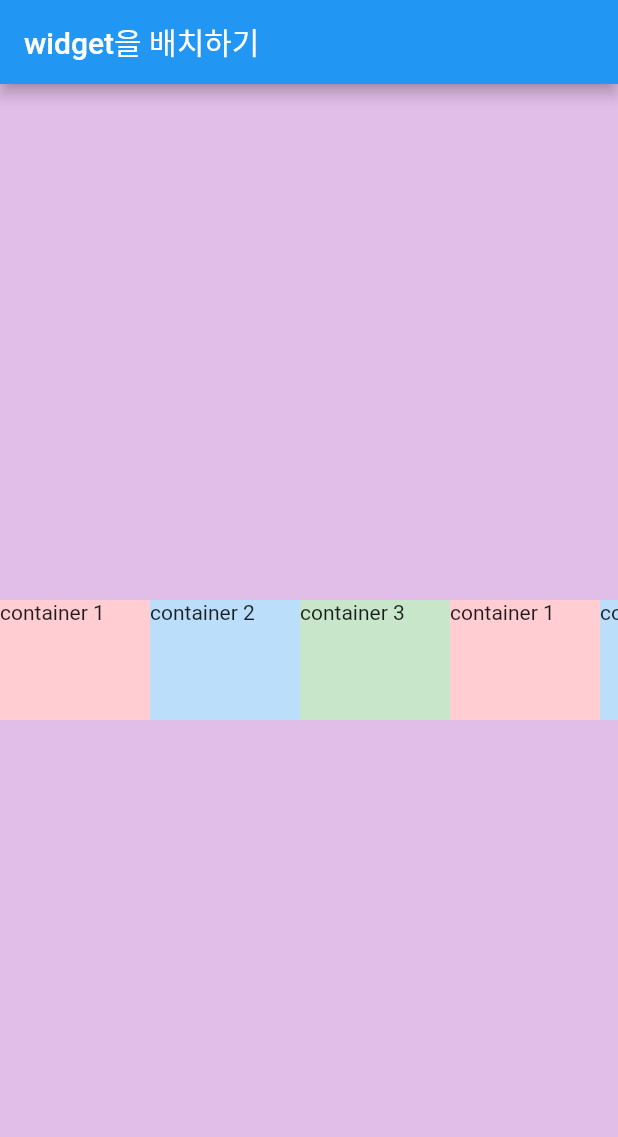
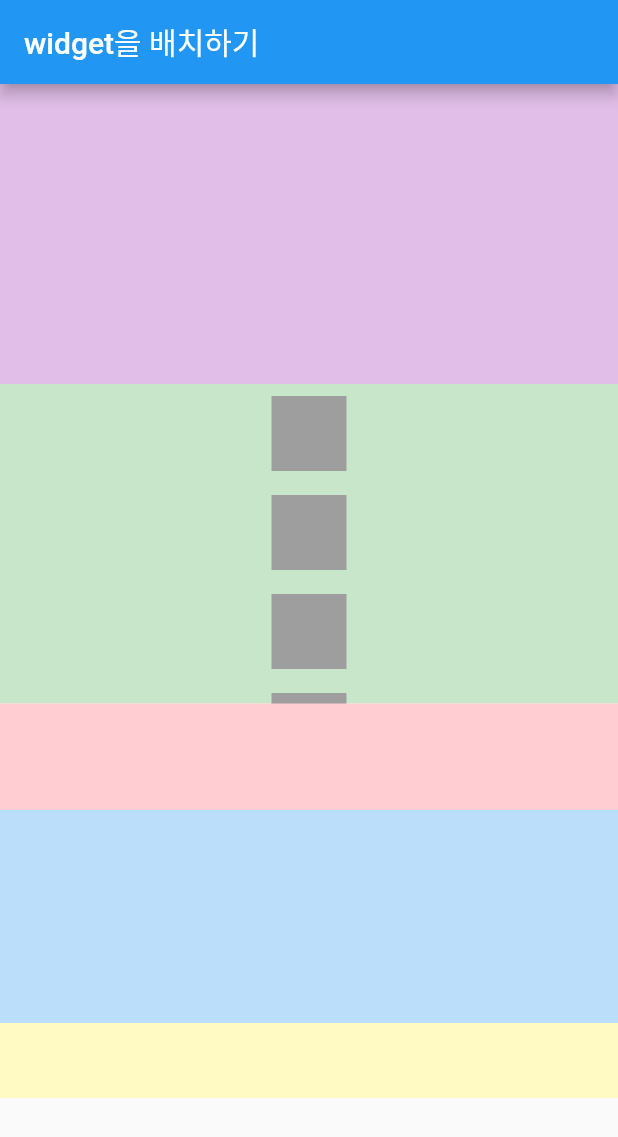
Before and after one commit to hexaspace/tutorial-flutter, a Flutter app: the screen it shows after launch, on a phone screen of 412 x 824 dp. Shown: the top 1137 px of the screen. Run offline on Flutter 3.47's test engine with Material 2 defaults, Android fonts, the phone set to English and light mode, and no system bars; our stand-ins replace shared_preferences.

Commit message:
Study: flex, scroll
- flexible, expanded

```diff
--- a/flutter_basic/lib/main.dart
+++ b/flutter_basic/lib/main.dart
@@ -8,235 +8,48 @@ void main() {
       appBar: AppBar(
         title: Text('widget을 배치하기'),
       ),
-      body: RowContainer(),
+      body: Body(),
     ),
   ));
 }
 
-class PlaceHolderWidget extends StatelessWidget {
-  const PlaceHolderWidget({super.key});
-
-  @override
-  Widget build(BuildContext context) {
-    // 이 위치에 어떤 위젯이 올것이니, 사이즈만큼 자리를 차지해라
-    return Placeholder(
-      child: Text('Hello World'),
-    );
-  }
-}
-
-class ColumnWidget extends StatelessWidget {
-  const ColumnWidget({super.key});
-  @override
-  Widget build(BuildContext context) {
-    return SingleChildScrollView(
-      // 스크롤이 가능한 위젯
-      child: Column(
-        mainAxisAlignment: MainAxisAlignment.center,
-        crossAxisAlignment: CrossAxisAlignment.center,
-        children: [
-          // 플러터에서 chlid를 가장 마지막 위치로 보내는게 룰이다
-          Container(
-            width: 100,
-            height: 80,
-            margin: EdgeInsets.symmetric(vertical: 10),
-            color: Colors.red.shade100,
-            child: Text('container 1'),
-          ),
-          Container(
-            width: 100,
-            height: 80,
-            margin: EdgeInsets.symmetric(vertical: 10),
-            color: Colors.blue.shade100,
-            child: Text('container 2'),
-          ),
-          Container(
-            width: 100,
-            height: 80,
-            margin: EdgeInsets.symmetric(vertical: 10),
-            color: Colors.green.shade100,
-            child: Text('container 3'),
-          ),
-          Container(
-            width: 100,
-            height: 80,
-            margin: EdgeInsets.symmetric(vertical: 10),
-            color: Colors.red.shade100,
-            child: Text('container 1'),
-          ),
-          Container(
-            width: 100,
-            height: 80,
-            margin: EdgeInsets.symmetric(vertical: 10),
-            color: Colors.blue.shade100,
-            child: Text('container 2'),
-          ),
-          Container(
-            width: 100,
-            height: 80,
-            margin: EdgeInsets.symmetric(vertical: 10),
-            color: Colors.green.shade100,
-            child: Text('container 3'),
-          ),
-          Container(
-            width: 100,
-            height: 80,
-            margin: EdgeInsets.symmetric(vertical: 10),
-            color: Colors.red.shade100,
-            child: Text('container 1'),
-          ),
-          Container(
-            width: 100,
-            height: 80,
-            margin: EdgeInsets.symmetric(vertical: 10),
-            color: Colors.blue.shade100,
-            child: Text('container 2'),
-          ),
-          Container(
-            width: 100,
-            height: 80,
-            margin: EdgeInsets.symmetric(vertical: 10),
-            color: Colors.green.shade100,
-            child: Text('container 3'),
-          ),
-        ],
-      ),
-    );
-  }
-}
-
-class RowContainer extends StatelessWidget {
-  const RowContainer({super.key});
-
-  @override
-  Widget build(BuildContext context) {
-    return Container(
-      color: Colors.purple.shade100,
-      height: double.infinity,
-      child: SingleChildScrollView(
-        scrollDirection: Axis.horizontal,
-        child: Row(
-          mainAxisAlignment: MainAxisAlignment.center,
-          crossAxisAlignment: CrossAxisAlignment.center,
-          children: [
-            Container(
-              width: 100,
-              height: 80,
-              color: Colors.red.shade100,
-              child: Text('container 1'),
-            ),
-            Container(
-              width: 100,
-              height: 80,
-              color: Colors.blue.shade100,
-              child: Text('container 2'),
-            ),
-            Container(
-              width: 100,
-              height: 80,
-              color: Colors.green.shade100,
-              child: Text('container 3'),
-            ),
-            Container(
-              width: 100,
-              height: 80,
-              color: Colors.red.shade100,
-              child: Text('container 1'),
-            ),
-            Container(
-              width: 100,
-              height: 80,
-              color: Colors.blue.shade100,
-              child: Text('container 2'),
-            ),
-            Container(
-              width: 100,
-              height: 80,
-              color: Colors.green.shade100,
-              child: Text('container 3'),
-            ),
-            Container(
-              width: 100,
-              height: 80,
-              color: Colors.red.shade100,
-              child: Text('container 1'),
-            ),
-            Container(
-              width: 100,
-              height: 80,
-              color: Colors.blue.shade100,
-              child: Text('container 2'),
-            ),
-            Container(
-              width: 100,
-              height: 80,
-              color: Colors.green.shade100,
-              child: Text('container 3'),
-            ),
-            Container(
-              width: 100,
-              height: 80,
-              color: Colors.red.shade100,
-              child: Text('container 1'),
-            ),
-            Container(
-              width: 100,
-              height: 80,
-              color: Colors.blue.shade100,
-              child: Text('container 2'),
-            ),
-            Container(
-              width: 100,
-              height: 80,
-              color: Colors.green.shade100,
-              child: Text('container 3'),
-            ),
-          ],
-        ),
-      ),
-    );
-  }
-}
-
-// mainAxis, crossAxis를 이용해서 위젯을 배치할 수 있다
-class ColumnRow extends StatelessWidget {
-  const ColumnRow({super.key});
+class Body extends StatelessWidget {
+  const Body({super.key});
 
   @override
   Widget build(BuildContext context) {
     return Column(
-      mainAxisAlignment: MainAxisAlignment.center,
-      crossAxisAlignment: CrossAxisAlignment.start,
       children: [
-        Row(
-          mainAxisAlignment: MainAxisAlignment.end,
-          children: [
-            Container(
-              width: 100,
-              height: 80,
-              color: Colors.red.shade100,
-              child: Text('container 1'),
-            ),
-            Container(
-              width: 100,
-              height: 80,
-              color: Colors.blue.shade100,
-              child: Text('container 2'),
-            ),
-            Container(
-              width: 100,
-              height: 80,
+        Container(
+          height: 200,
+          width: double.infinity,
+          color: Colors.purple.shade100,
+        ),
+        // expanded는 내부 객체의 크기에 상관없이 꽉 채움
+        Expanded(
+            flex: 3,
+            child: Container(
+              width: double.infinity,
               color: Colors.green.shade100,
-              child: Text('container 3'),
-            ),
-          ],
-        ),
-        Container(
-          width: 300,
-          height: 100,
-          color: Colors.grey.shade300,
-          child: Text('container 4'),
-        ),
+              // scroll 안에는 flex를 사용할 수 없음. 반대는 가능.
+              child: SingleChildScrollView(
+                child: Column(children: [
+                  Container(color: Colors.grey, height: 50, width: 50, margin: EdgeInsets.symmetric(vertical: 8)),
+                  Container(color: Colors.grey, height: 50, width: 50, margin: EdgeInsets.symmetric(vertical: 8)),
+                  Container(color: Colors.grey, height: 50, width: 50, margin: EdgeInsets.symmetric(vertical: 8)),
+                  Container(color: Colors.grey, height: 50, width: 50, margin: EdgeInsets.symmetric(vertical: 8)),
+                  Container(color: Colors.grey, height: 50, width: 50, margin: EdgeInsets.symmetric(vertical: 8)),
+                  Container(color: Colors.grey, height: 50, width: 50, margin: EdgeInsets.symmetric(vertical: 8)),
+                  Container(color: Colors.grey, height: 50, width: 50, margin: EdgeInsets.symmetric(vertical: 8)),
+                  Container(color: Colors.grey, height: 50, width: 50, margin: EdgeInsets.symmetric(vertical: 8)),
+                  Container(color: Colors.grey, height: 50, width: 50, margin: EdgeInsets.symmetric(vertical: 8)),
+                ]),
+              ),
+            )),
+        Flexible(flex: 1, child: Container(color: Colors.red.shade100)),
+        Flexible(flex: 2, child: Container(color: Colors.blue.shade100)),
+        // flexible은 내부 객체의 크기에 따라 유동적으로 변함
+        Flexible(flex: 2, child: Container(height: 50, color: Colors.yellow.shade100)),
       ],
     );
   }
```
